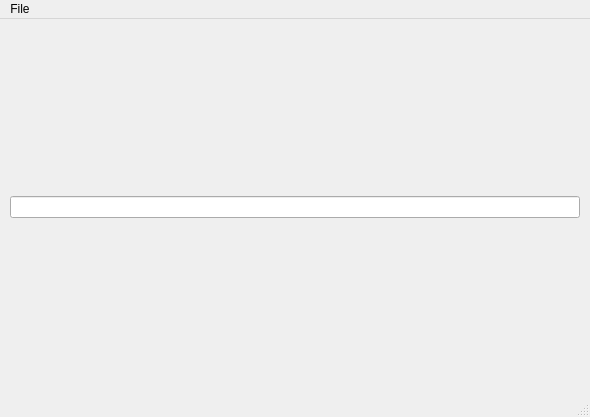
Qt form asciiViewer.ui (leixingyu/mayaAsciiViewer) before a commit.
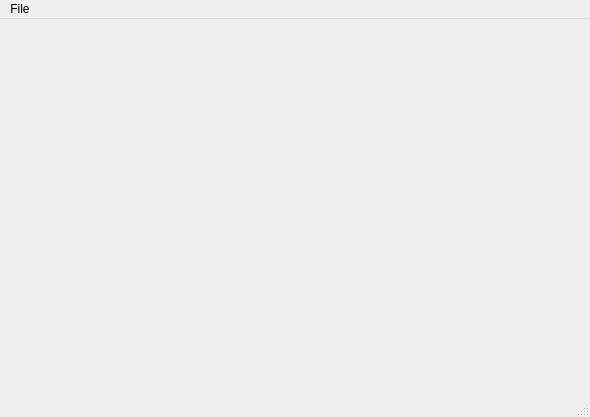
The same form after that commit.

Diff of the .ui file:
```diff
--- a/asciiViewer.ui
+++ b/asciiViewer.ui
@@ -27,12 +27,6 @@
     <property name="bottomMargin">
      <number>10</number>
     </property>
-    <item>
-     <widget class="QLineEdit" name="ui_filter_edit"/>
-    </item>
-    <item>
-     <layout class="QGridLayout" name="ui_grid_layout"/>
-    </item>
    </layout>
   </widget>
   <widget class="QMenuBar" name="menubar">
```
Left out of the diff: 15 changed lines with no effect on the pictures.
